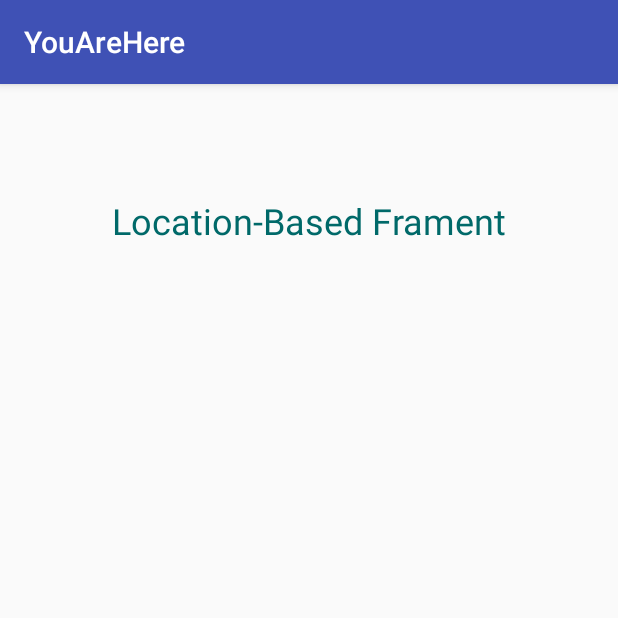
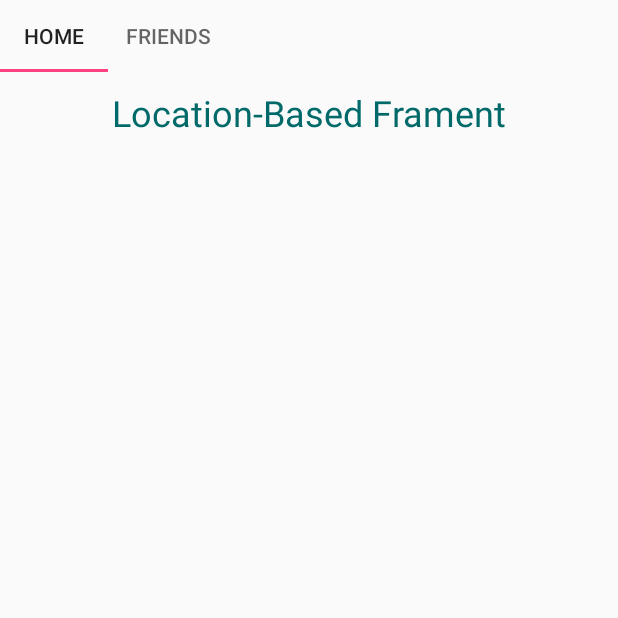
Before and after one commit to azamzamy/GeoApplication, an Android app: the Timeline screen opened directly, with no data from a screen before it, on a phone screen of 412 x 824 dp, the top half of it. Run offline under Robolectric (Android 15) with nearby library versions, the phone set to English and light mode, and no system bars.

Commit message:
added Tablayout to act as title for viewpager

```diff
--- a/Android/YouAreHere/app/src/main/AndroidManifest.xml
+++ b/Android/YouAreHere/app/src/main/AndroidManifest.xml
@@ -18,8 +18,12 @@
                 <category android:name="android.intent.category.LAUNCHER" />
             </intent-filter>
         </activity>
-        <activity android:name=".Timeline" >
+
+        <activity
+            android:name=".Timeline"
+            android:theme="@style/AppTheme.NoActionBar" >
         </activity>
+
     </application>
 
 </manifest>
--- a/Android/YouAreHere/app/src/main/java/com/example/hp/youarehere/Timeline.java
+++ b/Android/YouAreHere/app/src/main/java/com/example/hp/youarehere/Timeline.java
@@ -1,6 +1,7 @@
 package com.example.hp.youarehere;
 
 import android.content.Context;
+import android.support.design.widget.TabLayout;
 import android.support.v7.app.AppCompatActivity;
 import android.support.v4.view.ViewPager;
 import android.os.Bundle;
@@ -23,5 +24,8 @@ public class Timeline extends AppCompatActivity {
         viewPager.setAdapter(timeLineFragmentsAdapter);
         viewPager.setCurrentItem(0);
 
+        TabLayout tabLayout = (TabLayout) findViewById(R.id.sliding_tabs);
+        tabLayout.setupWithViewPager(viewPager);
+
     }
 }
--- a/Android/YouAreHere/app/src/main/java/com/example/hp/youarehere/adapters/TimeLineFragmentsAdapter.java
+++ b/Android/YouAreHere/app/src/main/java/com/example/hp/youarehere/adapters/TimeLineFragmentsAdapter.java
@@ -15,6 +15,7 @@ import com.example.hp.youarehere.fragments.LocationBasedFragment;
 public class TimeLineFragmentsAdapter extends FragmentStatePagerAdapter {
 
     int count;
+    private String tabTitles[] = new String[] {"Home", "Friends"};
 
     public TimeLineFragmentsAdapter(android.support.v4.app.FragmentManager fm, int count, Context context) {
         super(fm);
@@ -33,4 +34,10 @@ public class TimeLineFragmentsAdapter extends FragmentStatePagerAdapter {
         //return new PlanDetailsPageFragment(data.get(arg0).getFirst(),data.get(arg0).getSecond(),arg0, app, arg0, planPager);
         return new LocationBasedFragment();
     }
+
+    @Override
+    public CharSequence getPageTitle(int position) {
+        // Generate title based on item position
+        return tabTitles[position];
+    }
 }
--- a/Android/YouAreHere/app/src/main/res/layout/activity_timeline.xml
+++ b/Android/YouAreHere/app/src/main/res/layout/activity_timeline.xml
@@ -4,10 +4,8 @@
     xmlns:tools="http://schemas.android.com/tools"
     android:layout_width="match_parent"
     android:layout_height="match_parent"
-    android:paddingLeft="@dimen/activity_horizontal_margin"
-    android:paddingRight="@dimen/activity_horizontal_margin"
-    android:paddingTop="@dimen/activity_vertical_margin"
-    android:paddingBottom="@dimen/activity_vertical_margin"
+    xmlns:app="http://schemas.android.com/apk/res-auto"
+
     tools:context="com.example.hp.youarehere.Timeline">
 
     <RelativeLayout
@@ -15,10 +13,18 @@
         android:layout_width="match_parent"
         android:layout_height="150dp"
         >
+
+        <android.support.design.widget.TabLayout
+            android:id="@+id/sliding_tabs"
+            android:layout_width="match_parent"
+            android:layout_height="wrap_content"
+            app:tabMode="scrollable"
+            android:layout_centerHorizontal="true"/>
         <android.support.v4.view.ViewPager
             android:id="@+id/view_pager"
             android:layout_width="match_parent"
             android:layout_height="wrap_content">
+
         </android.support.v4.view.ViewPager>
     </RelativeLayout>
 
```
